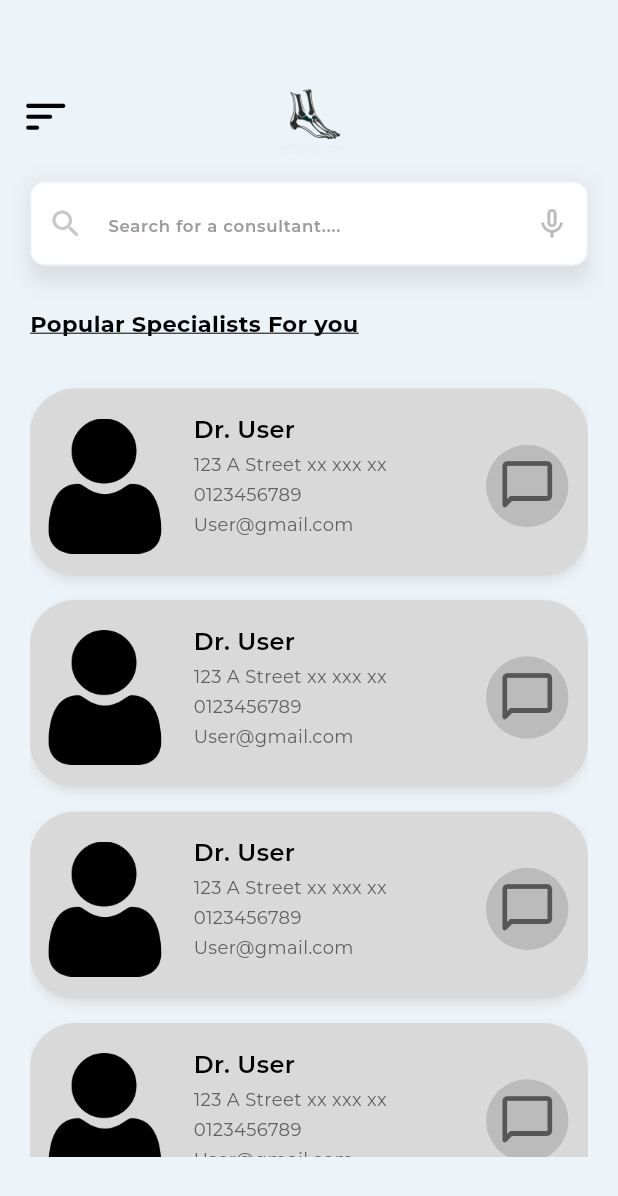
After one commit to Shahd-Mohy/bones_app, a Flutter app: the ConsultationView screen opened by its route, on a phone screen of 412 x 824 dp. The commit adds this screen. Shown: the top 1196 px of the screen. Run offline on Flutter 3.47's test engine with Material 3 defaults, Android fonts, the phone set to English and light mode, and no system bars; our stand-ins replace go_router, google_fonts.

Commit message:
Specialist View

```diff
--- a/lib/constants.dart
+++ b/lib/constants.dart
@@ -3,8 +3,10 @@ import 'package:flutter/material.dart';
 const kPrimaryColor = Color(0xffEDF4F9);
 const kMiniButtonColor = Color(0xff0287CF);
 const kIconColor = Color(0xff626262);
+const kIconSoftGreyColor = Color(0xffBBBBBB);
 const kTextFieldColor = Color(0xffCCE9FD);
 const kButtonColor = Color(0xff0D99FF);
 const kNotesColor = Color(0xff3265D2);
 const kMidButtonColor = Color(0xff0287CF);
 const kUploadImageBoxColor = Color(0xffDCF0FE);
+const kDrItemColor = Color(0xffD9D9D9);
--- a/lib/core/utils/app_router.dart
+++ b/lib/core/utils/app_router.dart
@@ -1,5 +1,6 @@
 import 'package:bones_app/features/Register/presentation/view/register_view.dart';
 import 'package:bones_app/features/Specalist_home/presentation/view/specialist_home_view.dart';
+import 'package:bones_app/features/consultation/presentation/view/consultation_view.dart';
 import 'package:bones_app/features/forget_password/presentation/view/forget_password_view.dart';
 import 'package:bones_app/features/get_started/presentation/view/get_started_view.dart';
 import 'package:bones_app/features/login/presentation/view/login_view.dart';
@@ -18,6 +19,7 @@ abstract class AppRouter {
   static const kPatientHomeView = '/patientHome';
   static const kSpecialistHomeView = '/specialistHome';
   static const kReportGeneratingView = '/reportGenerating';
+  static const kConsultationView = '/consultation';
 
   static final router = GoRouter(routes: [
     GoRoute(
@@ -50,6 +52,9 @@ abstract class AppRouter {
         builder: (context, state) => const SpecialistHomeView()),
     GoRoute(
         path: kReportGeneratingView,
-        builder: (context, state) => const ReportGeneratingView())
+        builder: (context, state) => const ReportGeneratingView()),
+    GoRoute(
+        path: kConsultationView,
+        builder: (context, state) => const ConsultationView()),
   ]);
 }
--- a/lib/core/utils/assets.dart
+++ b/lib/core/utils/assets.dart
@@ -15,4 +15,5 @@ class AssetsData {
   static const consultSpisialist = "assets/images/PH3.png";
   static const uploadIcon = "assets/images/upload.png";
   static const feedbackImage = "assets/images/feedback.png";
+  static const userImage = "assets/images/user.png";
 }
--- /dev/null
+++ b/lib/features/consultation/presentation/view/consultation_view.dart
@@ -0,0 +1,15 @@
+import 'package:bones_app/core/widgets/custom_app_bar.dart';
+import 'package:bones_app/features/consultation/presentation/view/widgets/consultation_view_body.dart';
+import 'package:flutter/material.dart';
+
+class ConsultationView extends StatelessWidget {
+  const ConsultationView({super.key});
+
+  @override
+  Widget build(BuildContext context) {
+    return const Scaffold(
+        body: Column(
+      children: [CustomAppBar(), ConsultationViewBody()],
+    ));
+  }
+}
--- /dev/null
+++ b/lib/features/consultation/presentation/view/widgets/Specialists_list_view.dart
@@ -0,0 +1,21 @@
+import 'package:bones_app/features/consultation/presentation/view/widgets/specalist_list_item.dart';
+import 'package:flutter/material.dart';
+
+class SpecialistsListView extends StatelessWidget {
+  const SpecialistsListView({super.key});
+
+  @override
+  Widget build(BuildContext context) {
+    return SizedBox(
+      height: 530,
+      child: ListView.builder(
+        padding: const EdgeInsets.symmetric(vertical: 10),
+        shrinkWrap: true,
+        itemCount: 10,
+        itemBuilder: (context, index) {
+          return const SpecialistListItem();
+        },
+      ),
+    );
+  }
+}
--- /dev/null
+++ b/lib/features/consultation/presentation/view/widgets/consultation_view_body.dart
@@ -0,0 +1,39 @@
+import 'package:bones_app/core/utils/styles.dart';
+import 'package:bones_app/features/consultation/presentation/view/widgets/Specialists_list_view.dart';
+import 'package:bones_app/features/consultation/presentation/view/widgets/custom_search_bar.dart';
+import 'package:bones_app/features/consultation/presentation/view/widgets/specalist_list_item.dart';
+import 'package:flutter/material.dart';
+
+class ConsultationViewBody extends StatelessWidget {
+  const ConsultationViewBody({super.key});
+
+  @override
+  Widget build(BuildContext context) {
+    return Padding(
+      padding: const EdgeInsets.symmetric(horizontal: 20),
+      child: Center(
+        child: Column(
+          children: [
+            const CustomSearchBar(),
+            Padding(
+              padding: const EdgeInsets.only(top: 10, bottom: 15),
+              child: Row(
+                mainAxisAlignment: MainAxisAlignment.start,
+                children: [
+                  Text(
+                    "Popular Specialists For you ",
+                    style: Styles.textStyle15.copyWith(
+                        fontWeight: FontWeight.bold,
+                        color: Colors.black,
+                        decoration: TextDecoration.underline),
+                  )
+                ],
+              ),
+            ),
+            SpecialistsListView()
+          ],
+        ),
+      ),
+    );
+  }
+}
--- /dev/null
+++ b/lib/features/consultation/presentation/view/widgets/custom_search_bar.dart
@@ -0,0 +1,61 @@
+import 'package:bones_app/constants.dart';
+import 'package:bones_app/core/utils/styles.dart';
+import 'package:flutter/material.dart';
+
+class CustomSearchBar extends StatelessWidget {
+  const CustomSearchBar({super.key});
+
+  @override
+  Widget build(BuildContext context) {
+    return Padding(
+        padding: const EdgeInsets.only(top: 5, bottom: 10),
+        child: Container(
+          decoration: BoxDecoration(
+            boxShadow: [
+              BoxShadow(
+                color: kIconSoftGreyColor.withOpacity(0.4),
+                spreadRadius: 1,
+                blurRadius: 10,
+                offset: Offset(0, 2),
+              ),
+            ],
+          ),
+          height: 64,
+          width: MediaQuery.of(context).size.width,
+          child: TextField(
+            decoration: InputDecoration(
+                filled: true,
+                fillColor: Colors.white,
+                enabledBorder: OutlineInputBorder(
+                    borderRadius: BorderRadius.circular(10),
+                    borderSide: const BorderSide(
+                      color: kPrimaryColor,
+                    )),
+                focusedBorder: OutlineInputBorder(
+                    borderRadius: BorderRadius.circular(16),
+                    borderSide: const BorderSide(
+                      color: kPrimaryColor,
+                    )),
+                hintText: 'Search for a consultant.... ',
+                hintStyle: Styles.hintTextStyle,
+                suffixIcon: IconButton(
+                    onPressed: () {},
+                    icon: const Icon(
+                      Icons.mic_none,
+                      color: kIconSoftGreyColor,
+                    )),
+                prefixIcon: IconButton(
+                  onPressed: () {},
+                  icon: const Opacity(
+                    opacity: 0.8,
+                    child: Icon(
+                      color: kIconSoftGreyColor,
+                      Icons.search_rounded,
+                      size: 24,
+                    ),
+                  ),
+                )),
+          ),
+        ));
+  }
+}
--- /dev/null
+++ b/lib/features/consultation/presentation/view/widgets/specalist_list_item.dart
@@ -0,0 +1,109 @@
+import 'package:bones_app/constants.dart';
+import 'package:bones_app/core/utils/assets.dart';
+import 'package:flutter/material.dart';
+
+class SpecialistListItem extends StatelessWidget {
+  const SpecialistListItem({super.key});
+
+  @override
+  Widget build(BuildContext context) {
+    return Padding(
+      padding: const EdgeInsets.symmetric(vertical: 8),
+      child: Container(
+        width: double.infinity,
+        height: 125,
+        padding: const EdgeInsets.only(left: 5, right: 5, top: 10, bottom: 5),
+        decoration: BoxDecoration(
+          color: kDrItemColor,
+          borderRadius: BorderRadius.circular(30),
+          boxShadow: [
+            BoxShadow(
+              color: kIconSoftGreyColor.withOpacity(0.4),
+              blurRadius: 6,
+              offset: Offset(0, 3),
+            ),
+          ],
+        ),
+        child: Row(
+          crossAxisAlignment: CrossAxisAlignment.center,
+          children: [
+            Container(
+              width: 90,
+              height: 90,
+              decoration: BoxDecoration(
+                shape: BoxShape.rectangle,
+                image: DecorationImage(
+                  image: AssetImage(AssetsData.userImage),
+                  fit: BoxFit.cover,
+                ),
+              ),
+            ),
+            const SizedBox(width: 14), // Space between image and text
+
+            // Text Column
+            Expanded(
+              child: Column(
+                crossAxisAlignment: CrossAxisAlignment.start,
+                children: [
+                  const SizedBox(height: 6),
+                  Text(
+                    "Dr. User",
+                    style: TextStyle(
+                      fontSize: 16,
+                      fontWeight: FontWeight.w600,
+                      color: Colors.black,
+                    ),
+                  ),
+                  const SizedBox(height: 3),
+                  Text(
+                    "123 A Street xx xxx xx",
+                    style: TextStyle(
+                      fontSize: 12,
+                      color: Colors.grey[700],
+                    ),
+                  ),
+                  const SizedBox(height: 3),
+                  Text(
+                    "0123456789",
+                    style: TextStyle(
+                      fontSize: 12,
+                      color: Colors.grey[700],
+                    ),
+                  ),
+                  const SizedBox(height: 3),
+                  Text(
+                    "User@gmail.com",
+                    style: TextStyle(
+                      fontSize: 12,
+                      color: Colors.grey[700],
+                    ),
+                  ),
+                ],
+              ),
+            ),
+
+            // Chat Icon
+            Padding(
+              padding: const EdgeInsets.all(8.0),
+              child: Container(
+                width: 55,
+                height: 55,
+                decoration: BoxDecoration(
+                  color: kIconSoftGreyColor,
+                  shape: BoxShape.circle,
+                ),
+                child: Center(
+                  child: Icon(
+                    Icons.chat_bubble_outline_rounded,
+                    size: 40, // Exact size
+                    color: Colors.black54,
+                  ),
+                ),
+              ),
+            ),
+          ],
+        ),
+      ),
+    );
+  }
+}
--- a/lib/features/patient_home/presentation/view/widgets/patient_home_view_body.dart
+++ b/lib/features/patient_home/presentation/view/widgets/patient_home_view_body.dart
@@ -50,14 +50,18 @@ class PatientHomeViewBody extends StatelessWidget {
               const SizedBox(
                 height: 30,
               ),
-              const Row(
+              Row(
                 children: [
-                  Spacer(),
-                  HomeImage(image: AssetsData.consultSpisialist),
-                  SizedBox(
+                  const Spacer(),
+                  const HomeImage(image: AssetsData.consultSpisialist),
+                  const SizedBox(
                     width: 15,
                   ),
-                  CustomMidButton(title: "Consult a Specialist"),
+                  CustomMidButton(
+                    title: "Consult a Specialist",
+                    onPressed: () =>
+                        GoRouter.of(context).push(AppRouter.kConsultationView),
+                  ),
                 ],
               ),
               const SizedBox(
```
Also changed, not shown: assets/images/user.png (added), lib/features/chat/presentation/view/chat_view.dart (added), lib/features/chat/presentation/view/widgets/chat_view_body.dart (added).
